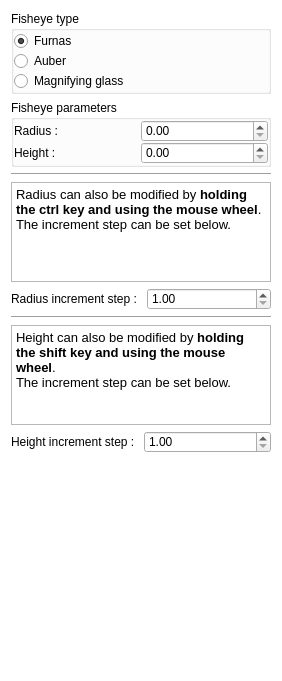
Above: plugins/interactor/FishEye/FishEyeConfigWidget.ui from Tulip-Dev/tulip before the change. Below: the same form after it.
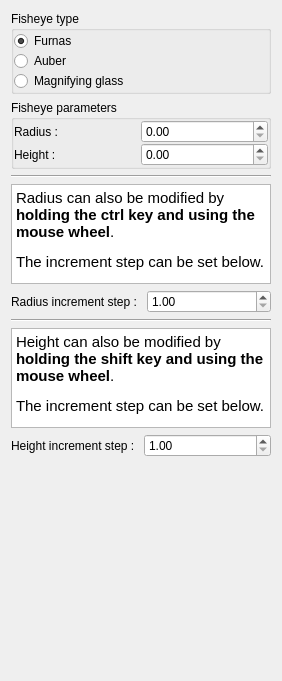
That is the form after the change.

Commit message: plugins style sheets cleanup: use the perspective main window style sheet as much as possible

What changed in the file:
```diff
--- a/plugins/interactor/FishEye/FishEyeConfigWidget.ui
+++ b/plugins/interactor/FishEye/FishEyeConfigWidget.ui
@@ -13,11 +13,6 @@
   <property name="windowTitle">
    <string>Form</string>
   </property>
-  <property name="styleSheet">
-    <string notr="true">
-      #FishEyeConfigWidget { background-color: white; }
-    </string>
-  </property>
   <layout class="QVBoxLayout" name="verticalLayout_3">
    <item>
     <widget class="QGroupBox" name="groupBox_2">
@@ -154,9 +149,9 @@
       <string>&lt;!DOCTYPE HTML PUBLIC &quot;-//W3C//DTD HTML 4.0//EN&quot; &quot;http://www.w3.org/TR/REC-html40/strict.dtd&quot;&gt;
 &lt;html&gt;&lt;head&gt;&lt;meta name=&quot;qrichtext&quot; content=&quot;1&quot; /&gt;&lt;style type=&quot;text/css&quot;&gt;
 p, li { white-space: pre-wrap; }
-&lt;/style&gt;&lt;/head&gt;&lt;body style=&quot; font-family:'Sans'; font-size:10pt; font-weight:400; font-style:normal;&quot;&gt;
-&lt;p style=&quot; margin-top:0px; margin-bottom:0px; margin-left:0px; margin-right:0px; -qt-block-indent:0; text-indent:0px;&quot;&gt;Radius can also be modified by &lt;span style=&quot; font-weight:600;&quot;&gt;holding the ctrl key and using the mouse wheel&lt;/span&gt;.&lt;/p&gt;
-&lt;p style=&quot; margin-top:0px; margin-bottom:0px; margin-left:0px; margin-right:0px; -qt-block-indent:0; text-indent:0px;&quot;&gt;The increment step can be set below.&lt;/p&gt;&lt;/body&gt;&lt;/html&gt;</string>
+&lt;/style&gt;&lt;/head&gt;&lt;body style=&quot; font-family:'Ubuntu'; font-size:11pt; font-weight:400; font-style:normal;&quot;&gt;
+&lt;p style=&quot; margin-top:12px; margin-bottom:12px; margin-left:0px; margin-right:0px; -qt-block-indent:0; text-indent:0px;&quot;&gt;Radius can also be modified by &lt;span style=&quot; font-weight:600;&quot;&gt;holding the ctrl key and using the mouse wheel&lt;/span&gt;.&lt;/p&gt;
+&lt;p style=&quot; margin-top:12px; margin-bottom:12px; margin-left:0px; margin-right:0px; -qt-block-indent:0; text-indent:0px;&quot;&gt;The increment step can be set below.&lt;/p&gt;&lt;/body&gt;&lt;/html&gt;</string>
      </property>
     </widget>
    </item>
@@ -215,9 +210,9 @@
       <string>&lt;!DOCTYPE HTML PUBLIC &quot;-//W3C//DTD HTML 4.0//EN&quot; &quot;http://www.w3.org/TR/REC-html40/strict.dtd&quot;&gt;
 &lt;html&gt;&lt;head&gt;&lt;meta name=&quot;qrichtext&quot; content=&quot;1&quot; /&gt;&lt;style type=&quot;text/css&quot;&gt;
 p, li { white-space: pre-wrap; }
-&lt;/style&gt;&lt;/head&gt;&lt;body style=&quot; font-family:'Sans'; font-size:10pt; font-weight:400; font-style:normal;&quot;&gt;
-&lt;p style=&quot; margin-top:0px; margin-bottom:0px; margin-left:0px; margin-right:0px; -qt-block-indent:0; text-indent:0px;&quot;&gt;Height can also be modified by &lt;span style=&quot; font-weight:600;&quot;&gt;holding the shift key and using the mouse wheel&lt;/span&gt;.&lt;/p&gt;
-&lt;p style=&quot; margin-top:0px; margin-bottom:0px; margin-left:0px; margin-right:0px; -qt-block-indent:0; text-indent:0px;&quot;&gt;The increment step can be set below.&lt;/p&gt;&lt;/body&gt;&lt;/html&gt;</string>
+&lt;/style&gt;&lt;/head&gt;&lt;body style=&quot; font-family:'Ubuntu'; font-size:11pt; font-weight:400; font-style:normal;&quot;&gt;
+&lt;p style=&quot; margin-top:12px; margin-bottom:12px; margin-left:0px; margin-right:0px; -qt-block-indent:0; text-indent:0px;&quot;&gt;Height can also be modified by &lt;span style=&quot; font-weight:600;&quot;&gt;holding the shift key and using the mouse wheel&lt;/span&gt;.&lt;/p&gt;
+&lt;p style=&quot; margin-top:12px; margin-bottom:12px; margin-left:0px; margin-right:0px; -qt-block-indent:0; text-indent:0px;&quot;&gt;The increment step can be set below.&lt;/p&gt;&lt;/body&gt;&lt;/html&gt;</string>
      </property>
     </widget>
    </item>
```
Left out of the diff: 2 changed lines with no effect on the pictures. The commit also changes 22 other files.
